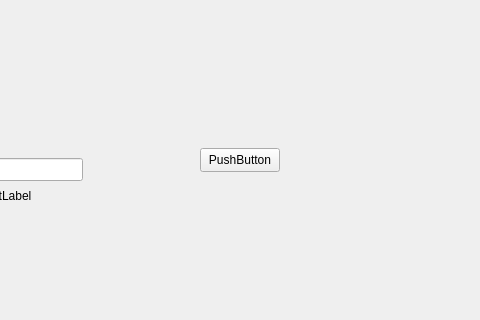
Before: the Qt Designer form mainwindow.ui in curious-heart/txt-to-img, drawn with Qt 5; both pictures show x 100 to 580 and y 82 to 402 of the 800 by 600 pixel window.
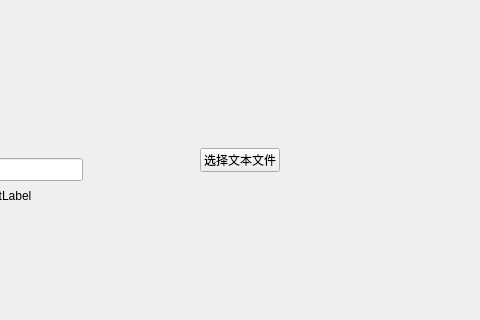
After: the same form once the commit is applied.

Commit message: Finish file process.

```diff
--- a/mainwindow.ui
+++ b/mainwindow.ui
@@ -24,7 +24,7 @@
      </rect>
     </property>
     <property name="text">
-     <string>PushButton</string>
+     <string>选择文本文件</string>
     </property>
    </widget>
    <widget class="QLineEdit" name="lineEdit">
```
Left out of the diff: 6 changed lines with no effect on the pictures. The commit also changes 2 other files.
